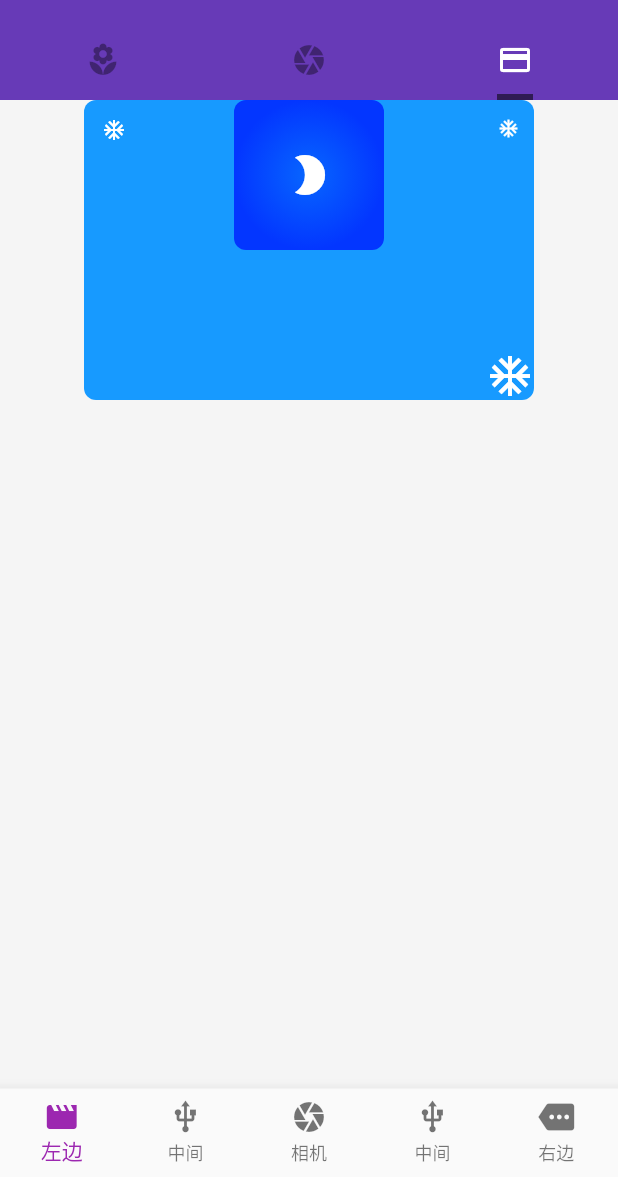
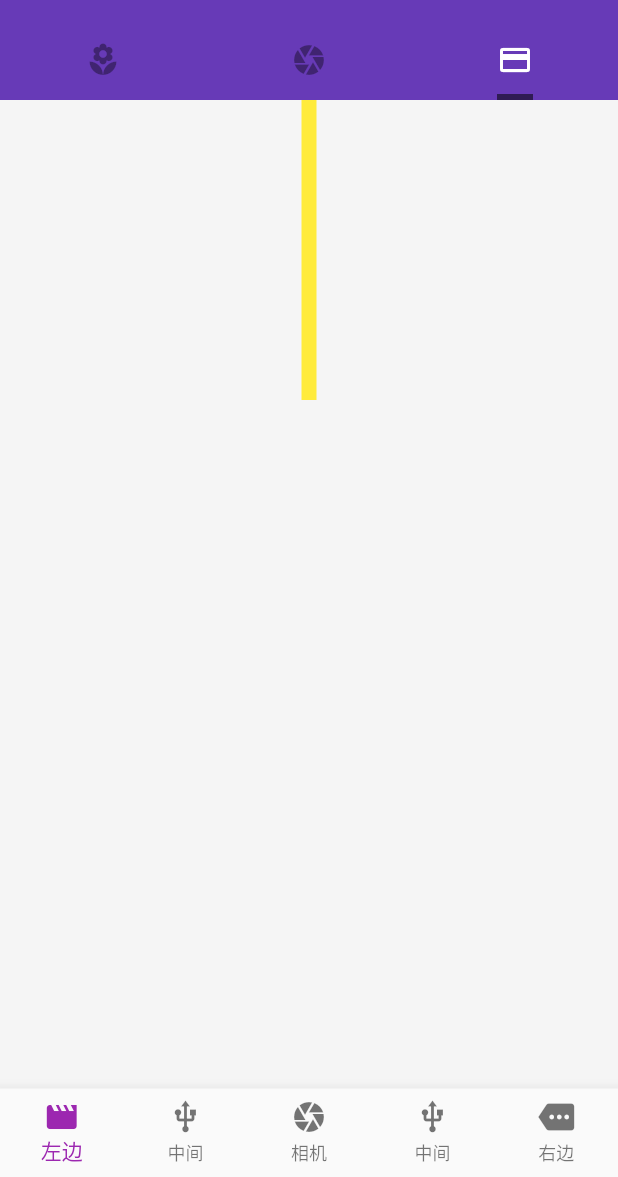
Before and after one commit to JimmyFok/flutter-first-app, a Flutter app: the screen it shows after launch, tab 3 chosen, on a phone screen of 412 x 824 dp, the part 59-1236 px from its top. Run offline on Flutter 3.47's test engine with Material 2 defaults, Android fonts, the phone set to English and light mode, and no system bars; network calls fail.

Commit message:
限制比例和宽高的部件

```diff
--- a/lib/components/Layout_Component.dart
+++ b/lib/components/Layout_Component.dart
@@ -12,60 +12,17 @@ class Layout_Component extends StatelessWidget {
         crossAxisAlignment: CrossAxisAlignment.center, // justify-content
 
         children: <Widget>[
-          // SizedBox 可以做间隔，用来设定大小的，Container暂时没发现可以
-          Stack( // 这个就是栈堆的堆，所以其SizedBox会叠一起
-            alignment: Alignment.topCenter,
-            children: <Widget>[
-              SizedBox(
-                width: 300.0,
-                height: 200.0,
-                child: Container(
-                    // alignment: Alignment(-1.0, 1.0),  // 1.0就是100%的意思
-                    alignment: Alignment.bottomRight,
-                    decoration: BoxDecoration(
-                      color: Color.fromRGBO(23, 154, 255, 1.0),
-                      borderRadius: BorderRadius.circular(8.0),
-                    ),
-                    child: Icon(Icons.ac_unit, color: Colors.white, size: 32.0)),
+            // AspectRatioDemo()
+            ConstrainedBox(
+              constraints: BoxConstraints(
+                minHeight: 200.0,
+                maxWidth: 10.0
               ),
-              SizedBox(
-                height: 30.0,
-              ),
-              SizedBox(
-                width: 100.0,
-                height: 100.0,
-                child: Container(
-                    decoration: BoxDecoration(
-                      color: Color.fromRGBO(3, 54, 255, 1.0),
-                      borderRadius: BorderRadius.circular(8.0),
-                      gradient: RadialGradient(
-                        colors:[
-                          Color.fromRGBO(7, 102, 255, 1.0),
-                          Color.fromRGBO(3, 54, 255, 1.0),
-                        ]
-                      )
-                    ),
-                    child:
-                        Icon(Icons.brightness_2, color: Colors.white, size: 32.0)),
-              ),
-              // 定位的小部件
-              Positioned(
-                left: 12.0,
-                top: 12.0,
-                width: 12.0,
-                height: 12.0,
-                child: Icon(Icons.ac_unit, color: Colors.white, size: 16.0),
-              ),
-              Positioned(
-                right: 12.0,
-                top: 12.0,
-                width: 12.0,
-                height: 12.0,
-                child: Icon(Icons.ac_unit, color: Colors.white, size: 14.0),
+              child: Container(
+                color: Colors.yellow
               )
-            ],
-          )
-        ],
+            )
+          ],
       ),
     );
   }
@@ -92,3 +49,71 @@ class IconBadge extends StatelessWidget {
         );
   }
 }
+
+class StackDemo extends StatelessWidget {
+  @override
+  Widget build(BuildContext context) {
+    return Stack(
+      // 这个就是栈堆的堆，所以其SizedBox会叠一起
+      alignment: Alignment.topCenter,
+      children: <Widget>[
+        SizedBox(
+          width: 300.0,
+          height: 200.0,
+          child: Container(
+              // alignment: Alignment(-1.0, 1.0),  // 1.0就是100%的意思
+              alignment: Alignment.bottomRight,
+              decoration: BoxDecoration(
+                color: Color.fromRGBO(23, 154, 255, 1.0),
+                borderRadius: BorderRadius.circular(8.0),
+              ),
+              child: Icon(Icons.ac_unit, color: Colors.white, size: 32.0)),
+        ),
+        SizedBox(
+          height: 30.0,
+        ),
+        SizedBox(
+          width: 100.0,
+          height: 100.0,
+          child: Container(
+              decoration: BoxDecoration(
+                  color: Color.fromRGBO(3, 54, 255, 1.0),
+                  borderRadius: BorderRadius.circular(8.0),
+                  gradient: RadialGradient(colors: [
+                    Color.fromRGBO(7, 102, 255, 1.0),
+                    Color.fromRGBO(3, 54, 255, 1.0),
+                  ])),
+              child: Icon(Icons.brightness_2, color: Colors.white, size: 32.0)),
+        ),
+        // 定位的小部件
+        Positioned(
+          left: 12.0,
+          top: 12.0,
+          width: 12.0,
+          height: 12.0,
+          child: Icon(Icons.ac_unit, color: Colors.white, size: 16.0),
+        ),
+        Positioned(
+          right: 12.0,
+          top: 12.0,
+          width: 12.0,
+          height: 12.0,
+          child: Icon(Icons.ac_unit, color: Colors.white, size: 14.0),
+        )
+      ],
+    );
+  }
+}
+
+// AspectRatio是保证比例的部件
+class AspectRatioDemo extends StatelessWidget {
+  @override
+  Widget build(BuildContext context) {
+    return AspectRatio(
+      aspectRatio: 16.0 / 9.0,
+      child: Container(
+        color: Colors.yellow
+      )
+    );
+  }
+}
```
